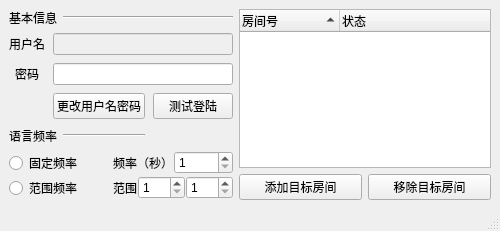
Above: autobot_edit_window_form.ui from kingyy2013/autobot before the change. Below: the same form after it.
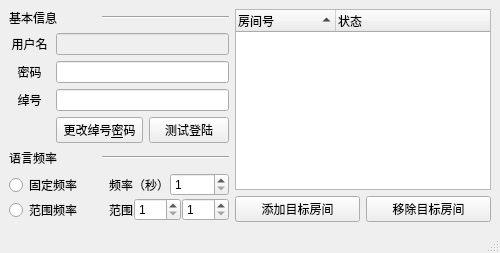
That is the form after the change.

Commit message: Added nickname in account.

Patch:
```diff
--- a/autobot_edit_window_form.ui
+++ b/autobot_edit_window_form.ui
@@ -14,8 +14,8 @@
    <string>机器人信息编辑</string>
   </property>
   <widget class="QWidget" name="centralwidget">
-   <layout class="QGridLayout" name="gridLayout_4">
-    <item row="0" column="0">
+   <layout class="QGridLayout" name="gridLayout">
+    <item row="0" column="0" colspan="2">
      <widget class="QLabel" name="label_basic_info">
       <property name="sizePolicy">
        <sizepolicy hsizetype="Fixed" vsizetype="Fixed">
@@ -28,14 +28,14 @@
       </property>
      </widget>
     </item>
-    <item row="0" column="1" colspan="2">
+    <item row="0" column="2" colspan="2">
      <widget class="Line" name="line_basic_info">
       <property name="orientation">
        <enum>Qt::Horizontal</enum>
       </property>
      </widget>
     </item>
-    <item row="0" column="3" rowspan="5">
+    <item row="0" column="4" rowspan="7">
      <layout class="QGridLayout" name="gridLayout_field_info">
       <item row="1" column="0">
        <widget class="QPushButton" name="pushButton_add_target">
@@ -73,7 +73,95 @@
       </item>
      </layout>
     </item>
-    <item row="4" column="0" colspan="3">
+    <item row="1" column="0">
+     <widget class="QLabel" name="label_account">
+      <property name="text">
+       <string>用户名</string>
+      </property>
+      <property name="alignment">
+       <set>Qt::AlignCenter</set>
+      </property>
+     </widget>
+    </item>
+    <item row="1" column="1" colspan="3">
+     <widget class="QLineEdit" name="lineEdit_username">
+      <property name="enabled">
+       <bool>false</bool>
+      </property>
+     </widget>
+    </item>
+    <item row="2" column="0">
+     <widget class="QLabel" name="label_password">
+      <property name="text">
+       <string>密码</string>
+      </property>
+      <property name="alignment">
+       <set>Qt::AlignCenter</set>
+      </property>
+     </widget>
+    </item>
+    <item row="2" column="1" colspan="3">
+     <widget class="QLineEdit" name="lineEdit_password">
+      <property name="whatsThis">
+       <string>nide yonghuming</string>
+      </property>
+     </widget>
+    </item>
+    <item row="3" column="0">
+     <widget class="QLabel" name="label_nickname">
+      <property name="text">
+       <string>绰号</string>
+      </property>
+      <property name="alignment">
+       <set>Qt::AlignCenter</set>
+      </property>
+     </widget>
+    </item>
+    <item row="3" column="1" colspan="3">
+     <widget class="QLineEdit" name="lineEdit_nickname">
+      <property name="whatsThis">
+       <string>nide yonghuming</string>
+      </property>
+     </widget>
+    </item>
+    <item row="4" column="1" colspan="2">
+     <widget class="QPushButton" name="pushButton_update_account">
+      <property name="text">
+       <string>更改绰号&amp;密码</string>
+      </property>
+     </widget>
+    </item>
+    <item row="4" column="3">
+     <widget class="QPushButton" name="pushButton_update_account_2">
+      <property name="text">
+       <string>测试登陆</string>
+      </property>
+     </widget>
+    </item>
+    <item row="5" column="0" colspan="2">
+     <widget class="QLabel" name="label_speech_freq">
+      <property name="enabled">
+       <bool>true</bool>
+      </property>
+      <property name="sizePolicy">
+       <sizepolicy hsizetype="Fixed" vsizetype="Fixed">
+        <horstretch>0</horstretch>
+        <verstretch>0</verstretch>
+       </sizepolicy>
+      </property>
+      <property name="text">
+       <string>语言频率</string>
+      </property>
+     </widget>
+    </item>
+    <item row="5" column="2" colspan="2">
+     <widget class="Line" name="line">
+      <property name="orientation">
+       <enum>Qt::Horizontal</enum>
+      </property>
+     </widget>
+    </item>
+    <item row="6" column="0" colspan="4">
      <layout class="QGridLayout" name="gridLayout_freq_info">
       <property name="spacing">
        <number>1</number>
@@ -164,84 +252,6 @@
       </item>
      </layout>
     </item>
-    <item row="3" column="0">
-     <widget class="QLabel" name="label_speech_freq">
-      <property name="enabled">
-       <bool>true</bool>
-      </property>
-      <property name="sizePolicy">
-       <sizepolicy hsizetype="Fixed" vsizetype="Fixed">
-        <horstretch>0</horstretch>
-        <verstretch>0</verstretch>
-       </sizepolicy>
-      </property>
-      <property name="text">
-       <string>语言频率</string>
-      </property>
-     </widget>
-    </item>
-    <item row="3" column="1">
-     <widget class="Line" name="line">
-      <property name="orientation">
-       <enum>Qt::Horizontal</enum>
-      </property>
-     </widget>
-    </item>
-    <item row="1" column="0" rowspan="2" colspan="3">
-     <layout class="QGridLayout" name="gridLayout_account_infos">
-      <property name="spacing">
-       <number>8</number>
-      </property>
-      <item row="1" column="0">
-       <widget class="QLabel" name="label_password">
-        <property name="text">
-         <string>密码</string>
-        </property>
-        <property name="alignment">
-         <set>Qt::AlignCenter</set>
-        </property>
-       </widget>
-      </item>
-      <item row="2" column="2">
-       <widget class="QPushButton" name="pushButton_update_account_2">
-        <property name="text">
-         <string>测试登陆</string>
-        </property>
-       </widget>
-      </item>
-      <item row="1" column="1" colspan="2">
-       <widget class="QLineEdit" name="lineEdit_password">
-        <property name="whatsThis">
-         <string>nide yonghuming</string>
-        </property>
-       </widget>
-      </item>
-      <item row="0" column="1" colspan="2">
-       <widget class="QLineEdit" name="lineEdit_username">
-        <property name="enabled">
-         <bool>false</bool>
-        </property>
-       </widget>
-      </item>
-      <item row="0" column="0">
-       <widget class="QLabel" name="label_account">
-        <property name="text">
-         <string>用户名</string>
-        </property>
-        <property name="alignment">
-         <set>Qt::AlignCenter</set>
-        </property>
-       </widget>
-      </item>
-      <item row="2" column="1">
-       <widget class="QPushButton" name="pushButton_update_account">
-        <property name="text">
-         <string>更改用户名密码</string>
-        </property>
-       </widget>
-      </item>
-     </layout>
-    </item>
    </layout>
   </widget>
   <widget class="QStatusBar" name="statusbar"/>
```
The commit also changes 2 other files.
